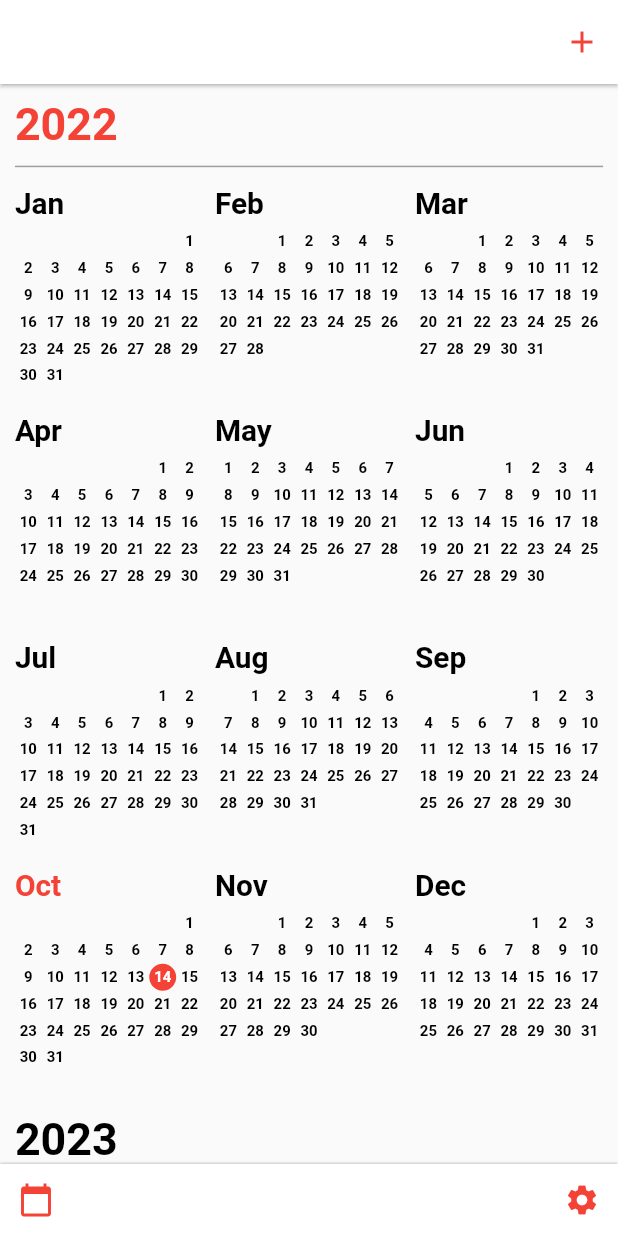
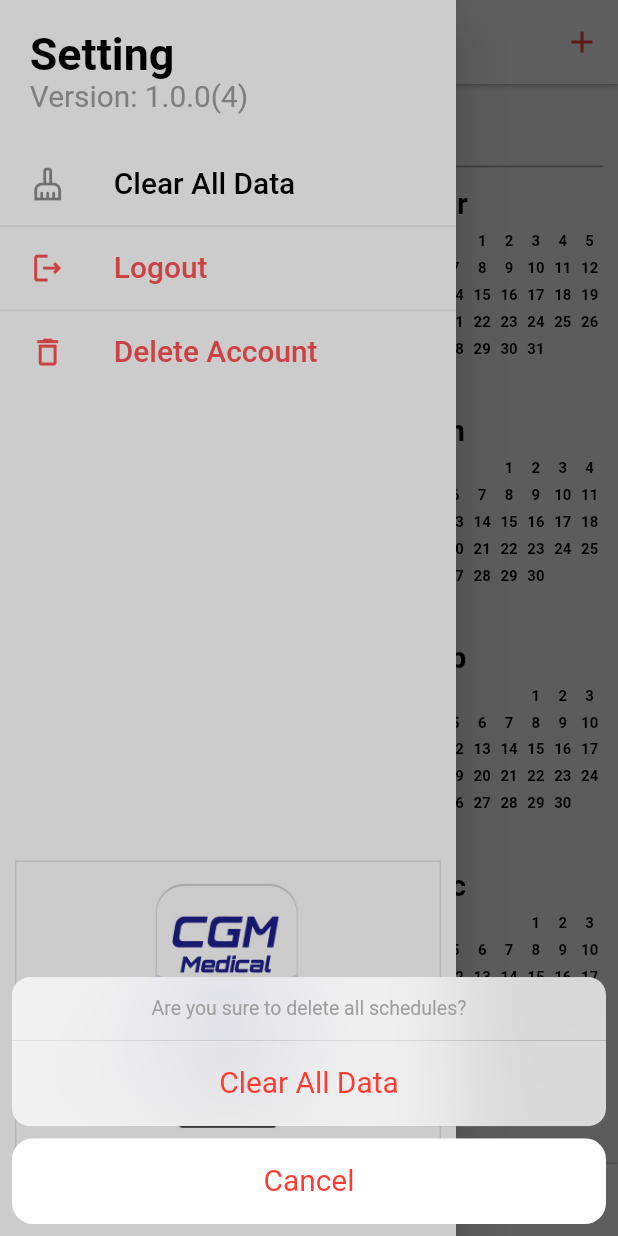
Before and after one commit to jingshuiwuhen/CgmCalendar, a Flutter app: the YearPage screen opened directly, after a tap on the "settings" icon, after a tap on "Clear All Data", on a phone screen of 412 x 824 dp. Run offline on Flutter 3.47's test engine with Material 2 defaults, Android fonts, the light colour scheme and no system bars; our stand-ins replace date_format, dio, expandable_page_view, flutter_screenutil, fluttertoast, package_info_plus and 3 more; missing offline and left inert: one_context; accounts and stored records are empty.

Commit message:
左侧抽屉相关操作迁移服务器

```diff
--- a/cgm_calendar/lib/db/db_manager.dart
+++ b/cgm_calendar/lib/db/db_manager.dart
@@ -35,11 +35,6 @@ class DBManager {
     await database?.delete(tableName, where: "$columnId = ?", whereArgs: [id]);
   }
 
-  Future deleteAll() async {
-    await _checkDB();
-    await database?.delete(tableName);
-  }
-
   Future update(ScheduleDBModel model) async {
     await _checkDB();
     await database?.update(tableName, model.toMap(),
--- a/cgm_calendar/lib/l10n/intl_en.arb
+++ b/cgm_calendar/lib/l10n/intl_en.arb
@@ -57,5 +57,8 @@
     "password_wrong": "Password is not right",
     "adv": "CGM Group AD.",
     "logout": "Logout",
-    "do_logout":"Are you sure to logout?"
+    "do_logout":"Are you sure to logout?",
+    "do_clear":"Are you sure to delete all schedules?",
+    "delete_account": "Delete Account",
+    "do_delete_account": "Are you sure to delete your account?"
 }
--- a/cgm_calendar/lib/l10n/intl_ja.arb
+++ b/cgm_calendar/lib/l10n/intl_ja.arb
@@ -57,5 +57,8 @@
     "password_wrong": "パスワードが間違いました",
     "adv": "CGM Group広告",
     "logout": "ログアウト",
-    "do_logout":"ログアウトで宜しいですか?"
+    "do_logout":"ログアウトで宜しいですか?",
+    "do_clear":"全部スゲジュールを削除します。宜しいですか?",
+    "delete_account": "アカウント削除",
+    "do_delete_account": "アカウントを削除します。宜しいですか?"
 }
--- a/cgm_calendar/lib/l10n/intl_zh.arb
+++ b/cgm_calendar/lib/l10n/intl_zh.arb
@@ -57,5 +57,8 @@
     "password_wrong": "密码不正确",
     "adv": "CGM Group广告",
     "logout": "退出登录",
-    "do_logout":"确定要退出登录吗?"
+    "do_logout":"确定要退出登录吗?",
+    "do_clear":"要删除所有的日程吗?",
+    "delete_account": "注销账号",
+    "do_delete_account": "要注销当前账号吗?"
 }
--- a/cgm_calendar/lib/network/remote_api.dart
+++ b/cgm_calendar/lib/network/remote_api.dart
@@ -61,6 +61,18 @@ class RemoteApi {
     return jsonObj['schedules'];
   }
 
+  Future deleteAllSchedules(int uid) async {
+    Map<String, dynamic> dataMap = {};
+    dataMap['uid'] = uid;
+    await _dio.post("/app/limit/schedule/delete_all_schedule", data: dataMap);
+  }
+
+  Future deleteAccount(int uid) async {
+    Map<String, dynamic> dataMap = {};
+    dataMap['uid'] = uid;
+    await _dio.post("/app/limit/user/delete_account", data: dataMap);
+  }
+
   void updateTokenToHeader(String token) {
     _dio.updateToken(token);
   }
--- a/cgm_calendar/lib/widgets/left_drawer.dart
+++ b/cgm_calendar/lib/widgets/left_drawer.dart
@@ -1,14 +1,15 @@
 import 'dart:io';
 
 import 'package:cgm_calendar/app_shared_pref.dart';
-import 'package:cgm_calendar/db/db_manager.dart';
 import 'package:cgm_calendar/generated/l10n.dart';
 import 'package:cgm_calendar/global.dart';
 import 'package:cgm_calendar/models/day_model.dart';
+import 'package:cgm_calendar/network/remote_api.dart';
 import 'package:cgm_calendar/pages/welcome_page.dart';
 import 'package:flutter/cupertino.dart';
 import 'package:flutter/material.dart';
 import 'package:flutter_screenutil/flutter_screenutil.dart';
+import 'package:one_context/one_context.dart';
 
 class LeftDrawer extends StatelessWidget {
   final Function() clean;
@@ -74,15 +75,57 @@ class LeftDrawer extends StatelessWidget {
                         ),
                       ),
                       onTap: () async {
+                        showCupertinoModalPopup<void>(
+                          context: context,
+                          builder: (context) => CupertinoActionSheet(
+                            title: Text(
+                              S.of(context).do_clear,
+                              style: const TextStyle(
+                                color: Colors.grey,
+                              ),
+                            ),
+                            actions: [
+                              CupertinoActionSheetAction(
+                                isDestructiveAction: true,
+                                onPressed: () async {
                                   final navigator = Navigator.of(context);
-                        await DBManager.db.deleteAll();
+                                  navigator.pop();
+                                  OneContext().context = context;
+                                  final remoteApi = RemoteApi(context);
+                                  await OneContext().showProgressIndicator();
+                                  try {
+                                    await remoteApi.deleteAllSchedules(
+                                        await AppSharedPref.loadUid());
                                     Global.idScheduleMap.forEach((id, days) {
                                       for (DayModel day in days) {
                                         day.scheduleList.clear();
                                       }
                                     });
+                                    navigator.pop();
                                     clean();
-                        navigator.pop();
+                                  } catch (e) {
+                                    debugPrint(
+                                        "deleteAllSchedules error ${e.toString()}");
+                                  } finally {
+                                    OneContext().hideProgressIndicator();
+                                  }
+                                },
+                                child: Text(
+                                  S.of(context).clear_all_data,
+                                  style: TextStyle(fontSize: 20.sp),
+                                ),
+                              ),
+                            ],
+                            cancelButton: CupertinoActionSheetAction(
+                              isDestructiveAction: true,
+                              onPressed: () => Navigator.pop(context),
+                              child: Text(
+                                S.of(context).cancel,
+                                style: TextStyle(fontSize: 20.sp),
+                              ),
+                            ),
+                          ),
+                        );
                       },
                     ),
                     ListTile(
@@ -126,6 +169,76 @@ class LeftDrawer extends StatelessWidget {
                                 },
                                 child: Text(
                                   S.of(context).logout,
+                                  style: TextStyle(fontSize: 20.sp),
+                                ),
+                              ),
+                            ],
+                            cancelButton: CupertinoActionSheetAction(
+                              isDestructiveAction: true,
+                              onPressed: () => Navigator.pop(context),
+                              child: Text(
+                                S.of(context).cancel,
+                                style: TextStyle(fontSize: 20.sp),
+                              ),
+                            ),
+                          ),
+                        );
+                      },
+                    ),
+                    ListTile(
+                      contentPadding: EdgeInsets.symmetric(
+                        horizontal: 20.w,
+                      ),
+                      leading: Icon(
+                        Icons.delete_outline_outlined,
+                        size: 24.sp,
+                        color: Colors.redAccent,
+                      ),
+                      title: Text(
+                        S.of(context).delete_account,
+                        style: TextStyle(
+                          color: Colors.redAccent,
+                          fontSize: 20.sp,
+                        ),
+                      ),
+                      onTap: () {
+                        showCupertinoModalPopup<void>(
+                          context: context,
+                          builder: (context) => CupertinoActionSheet(
+                            title: Text(
+                              S.of(context).do_delete_account,
+                              style: const TextStyle(
+                                color: Colors.grey,
+                              ),
+                            ),
+                            actions: [
+                              CupertinoActionSheetAction(
+                                isDestructiveAction: true,
+                                onPressed: () async {
+                                  final navigator = Navigator.of(context);
+                                  navigator.pop();
+                                  OneContext().context = context;
+                                  final remoteApi = RemoteApi(context);
+                                  await OneContext().showProgressIndicator();
+                                  try {
+                                    await remoteApi.deleteAccount(
+                                        await AppSharedPref.loadUid());
+                                    await AppSharedPref.saveAccessToken("");
+                                    navigator.pushAndRemoveUntil(
+                                      MaterialPageRoute(
+                                        builder: (context) => WelcomePage(),
+                                      ),
+                                      (route) => false,
+                                    );
+                                  } catch (e) {
+                                    debugPrint(
+                                        "delete account error ${e.toString()}");
+                                  } finally {
+                                    OneContext().hideProgressIndicator();
+                                  }
+                                },
+                                child: Text(
+                                  S.of(context).delete_account,
                                   style: TextStyle(fontSize: 20.sp),
                                 ),
                               ),
```
Also changed, not shown: cgm_calendar/lib/generated/intl/messages_en.dart, cgm_calendar/lib/generated/intl/messages_ja.dart, cgm_calendar/lib/generated/intl/messages_zh.dart, cgm_calendar/lib/generated/l10n.dart. Lines whose indentation alone changed are shown as unchanged.
